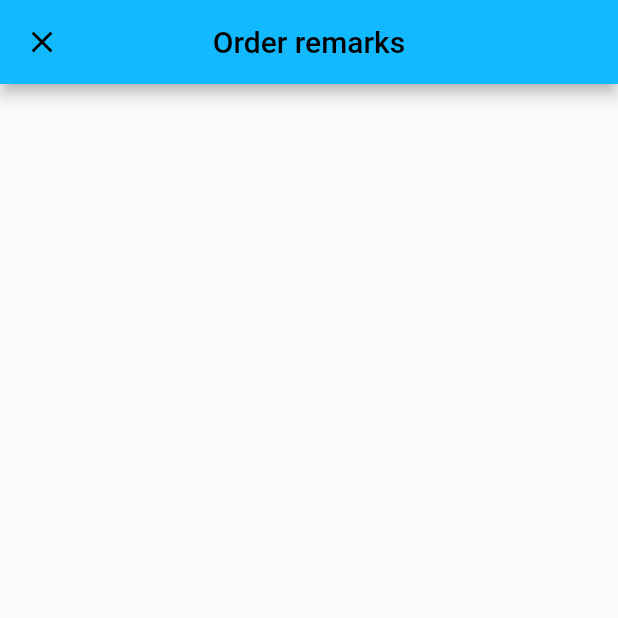
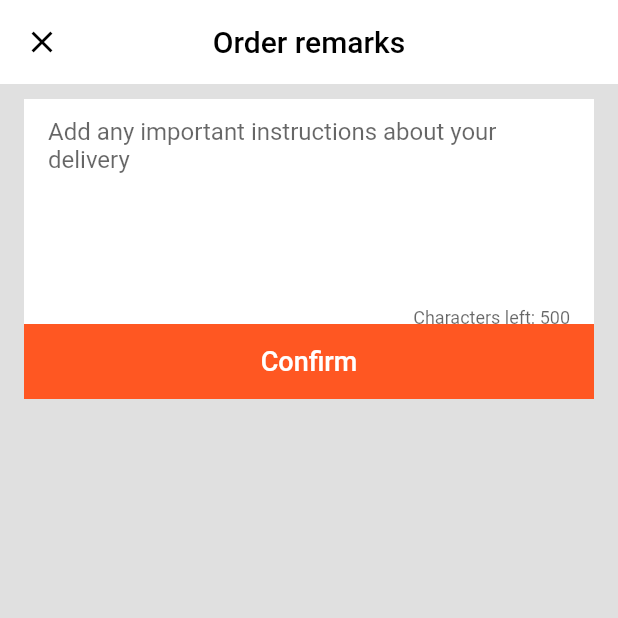
Before and after one commit to iamdan-boop/lalamove-copy, a Flutter app: the BookingRemarks screen opened directly, on a phone screen of 412 x 824 dp, the top half of it. Run offline on Flutter 3.47's test engine with Material 2 defaults, Android fonts, the phone set to English and light mode, and no system bars; our stand-ins replace bloc, carousel_slider, font_awesome_flutter, pin_code_fields, pinput, sizer and 1 more; generated files the repository leaves out were written again.

Commit message:
added booking remarks screen

```diff
--- a/lib/presentation/home/booking/booking_remarks_screen.dart
+++ b/lib/presentation/home/booking/booking_remarks_screen.dart
@@ -8,10 +8,14 @@ class BookingRemarks extends StatefulWidget {
 }
 
 class _BookingRemarksState extends State<BookingRemarks> {
+  final remarksController = TextEditingController();
+
   @override
   Widget build(BuildContext context) {
     return Scaffold(
+      backgroundColor: Colors.grey.shade300,
       appBar: AppBar(
+        backgroundColor: Colors.white,
         leading: IconButton(
           onPressed: () {},
           icon: const Icon(
@@ -19,6 +23,7 @@ class _BookingRemarksState extends State<BookingRemarks> {
             color: Colors.black,
           ),
         ),
+        elevation: 0,
         centerTitle: true,
         title: const Text(
           'Order remarks',
@@ -27,8 +32,52 @@ class _BookingRemarksState extends State<BookingRemarks> {
           ),
         ),
       ),
-      body: Column(
-        children: [],
+      body: Padding(
+        padding: const EdgeInsets.symmetric(
+          horizontal: 16.0,
+          vertical: 10,
+        ),
+        child: Column(
+          children: [
+            Container(
+              height: 150,
+              width: double.infinity,
+              color: Colors.white,
+              padding: const EdgeInsets.symmetric(horizontal: 16),
+              child: SizedBox.expand(
+                child: TextFormField(
+                  maxLines: 6,
+                  controller: remarksController,
+                  decoration: InputDecoration(
+                    hintText:
+                        '''Add any important instructions about your delivery''',
+                    hintMaxLines: 2,
+                    enabledBorder: InputBorder.none,
+                    focusedBorder: InputBorder.none,
+                    counterText:
+                        'Characters left: ${500 - remarksController.value.text.length}',
+                  ),
+                ),
+              ),
+            ),
+            Container(
+              color: Colors.deepOrange,
+              height: 50,
+              width: double.infinity,
+              child: TextButton(
+                onPressed: () {},
+                child: const Text(
+                  'Confirm',
+                  style: TextStyle(
+                    color: Colors.white,
+                    fontSize: 18,
+                    fontWeight: FontWeight.w500,
+                  ),
+                ),
+              ),
+            )
+          ],
+        ),
       ),
     );
   }
```
